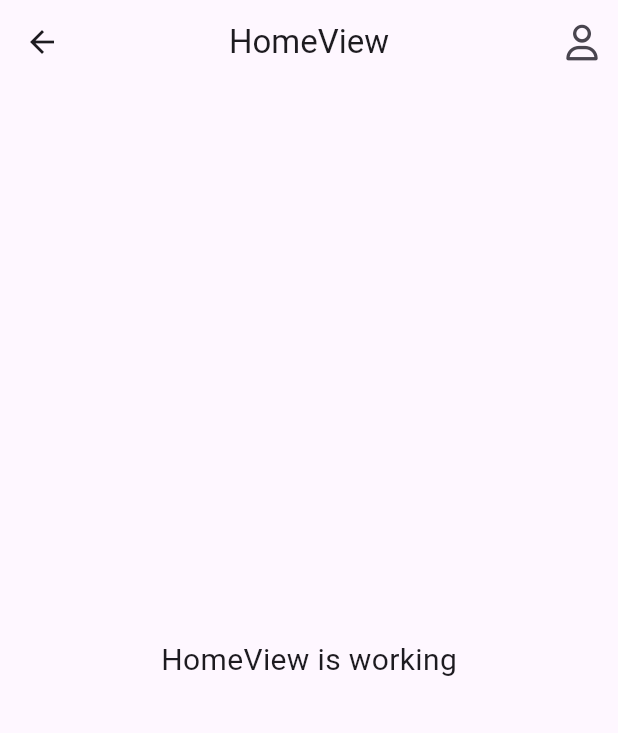
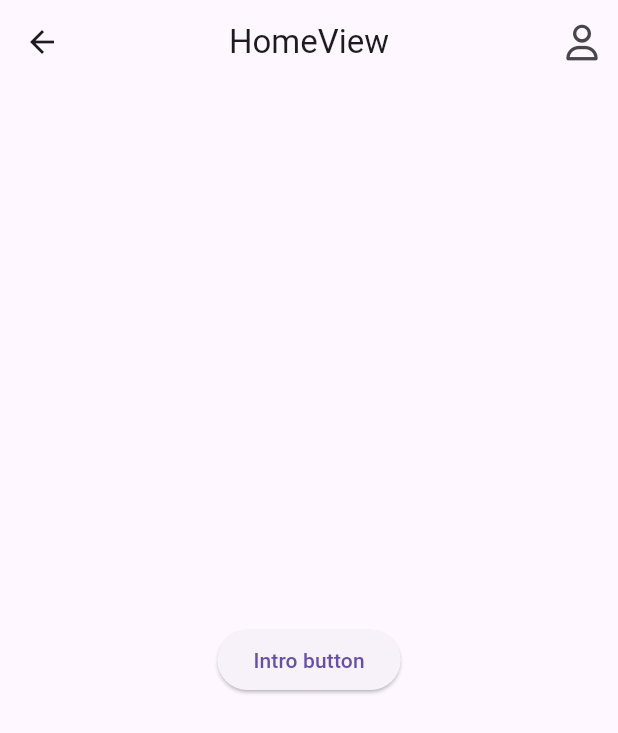
Before and after one commit to Minor-Project-Study-Mate/StudyMate-App, a Flutter app: the HomeView screen opened by its route, on a phone screen of 412 x 824 dp. Shown: the top 733 px of the screen. Run offline on Flutter 3.47's test engine with Material 2 defaults, Android fonts, the light colour scheme and no system bars; our stand-ins replace font_awesome_flutter, get.

Commit message:
Update in Routing

```diff
--- a/lib/app/modules/home/views/home_view.dart
+++ b/lib/app/modules/home/views/home_view.dart
@@ -21,11 +21,16 @@ class HomeView extends GetView<HomeController> {
           ),
         ],
       ),
-      body: const Center(
-        child: Text(
-          'HomeView is working',
-          style: TextStyle(fontSize: 20),
+      body:  Center(
+        child: ElevatedButton(
+          onPressed: () => Get.toNamed(Routes.INTRO),
+          child: const Text('Intro button'),
         ),
+
+        // child: Text(
+        //   'HomeView is working',
+        //   style: TextStyle(fontSize: 20),
+        // ),
       ),
     );
   }
--- a/lib/app/modules/intro/views/intro_view.dart
+++ b/lib/app/modules/intro/views/intro_view.dart
@@ -47,6 +47,7 @@ class IntroView extends GetView<IntroController> {
                           style: TextStyle(
                             fontSize: 50,
                             fontWeight: FontWeight.bold,
+                            color: Colors.black,
                           ),
                         ),
                         const Spacer(),
@@ -83,7 +84,7 @@ class IntroView extends GetView<IntroController> {
                                 style: TextStyle(
                                     fontWeight: FontWeight.bold,
                                     fontSize: 18,
-                                    color: Colors.white),
+                                ),
                               ),
                             )
                           ],
--- a/lib/main.dart
+++ b/lib/main.dart
@@ -3,8 +3,7 @@ import 'package:flutter/material.dart';
 import 'package:get/get.dart';
 
 import 'app/routes/app_pages.dart';
-//test
-//test
+
 void main() {
   runApp(
     GetMaterialApp(
```
